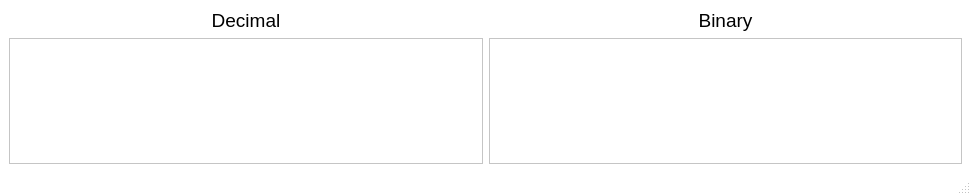
Old version of the form QTLabs/Lab_03_SignalsAndSlots/Translator/mainwindow.ui in the repository voodzz/qt_labs.
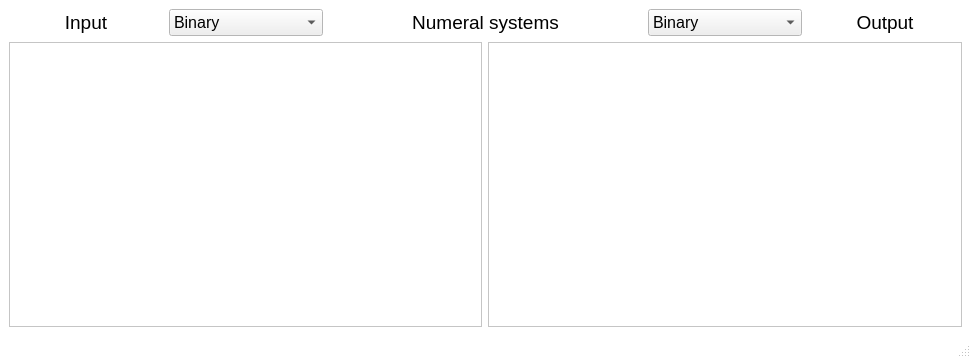
New version of the form.

What changed in the file:
```diff
--- a/QTLabs/Lab_03_SignalsAndSlots/Translator/mainwindow.ui
+++ b/QTLabs/Lab_03_SignalsAndSlots/Translator/mainwindow.ui
@@ -7,7 +7,7 @@
     <x>0</x>
     <y>0</y>
     <width>971</width>
-    <height>195</height>
+    <height>358</height>
    </rect>
   </property>
   <property name="palette">
@@ -79,37 +79,83 @@
   </property>
   <widget class="QWidget" name="centralwidget">
    <layout class="QGridLayout" name="gridLayout">
-    <item row="0" column="0">
-     <widget class="QLabel" name="label">
-      <property name="font">
-       <font>
-        <pointsize>14</pointsize>
-       </font>
-      </property>
-      <property name="text">
-       <string>Decimal</string>
-      </property>
-      <property name="alignment">
-       <set>Qt::AlignCenter</set>
-      </property>
-     </widget>
-    </item>
     <item row="0" column="1">
-     <widget class="QLabel" name="label_2">
+     <widget class="QComboBox" name="comboBox">
+      <property name="font">
+       <font>
+        <pointsize>12</pointsize>
+       </font>
+      </property>
+      <property name="editable">
+       <bool>false</bool>
+      </property>
+      <item>
+       <property name="text">
+        <string>Binary</string>
+       </property>
+      </item>
+      <item>
+       <property name="text">
+        <string>Octal</string>
+       </property>
+      </item>
+      <item>
+       <property name="text">
+        <string>Decimal</string>
+       </property>
+      </item>
+      <item>
+       <property name="text">
+        <string>Hexadecimal</string>
+       </property>
+      </item>
+     </widget>
+    </item>
+    <item row="0" column="4">
+     <widget class="QComboBox" name="comboBox_2">
+      <property name="font">
+       <font>
+        <pointsize>12</pointsize>
+       </font>
+      </property>
+      <item>
+       <property name="text">
+        <string>Binary</string>
+       </property>
+      </item>
+      <item>
+       <property name="text">
+        <string>Octal</string>
+       </property>
+      </item>
+      <item>
+       <property name="text">
+        <string>Decimal</string>
+       </property>
+      </item>
+      <item>
+       <property name="text">
+        <string>Hexadecimal</string>
+       </property>
+      </item>
+     </widget>
+    </item>
+    <item row="0" column="5">
+     <widget class="QLabel" name="label_3">
       <property name="font">
        <font>
         <pointsize>14</pointsize>
        </font>
       </property>
       <property name="text">
-       <string>Binary</string>
+       <string>Output</string>
       </property>
       <property name="alignment">
        <set>Qt::AlignCenter</set>
       </property>
      </widget>
     </item>
-    <item row="1" column="0">
+    <item row="1" column="0" colspan="3">
      <widget class="QTextEdit" name="textEdit">
       <property name="enabled">
        <bool>true</bool>
@@ -185,7 +231,7 @@
       </property>
      </widget>
     </item>
-    <item row="1" column="1">
+    <item row="1" column="3" colspan="3">
      <widget class="QTextEdit" name="textEdit_2">
       <property name="font">
        <font>
@@ -197,6 +243,36 @@
       </property>
      </widget>
     </item>
+    <item row="0" column="0">
+     <widget class="QLabel" name="label_2">
+      <property name="font">
+       <font>
+        <pointsize>14</pointsize>
+       </font>
+      </property>
+      <property name="text">
+       <string>Input</string>
+      </property>
+      <property name="alignment">
+       <set>Qt::AlignCenter</set>
+      </property>
+     </widget>
+    </item>
+    <item row="0" column="2" colspan="2">
+     <widget class="QLabel" name="label">
+      <property name="font">
+       <font>
+        <pointsize>14</pointsize>
+       </font>
+      </property>
+      <property name="text">
+       <string>Numeral systems</string>
+      </property>
+      <property name="alignment">
+       <set>Qt::AlignCenter</set>
+      </property>
+     </widget>
+    </item>
    </layout>
   </widget>
   <widget class="QMenuBar" name="menubar">
```
